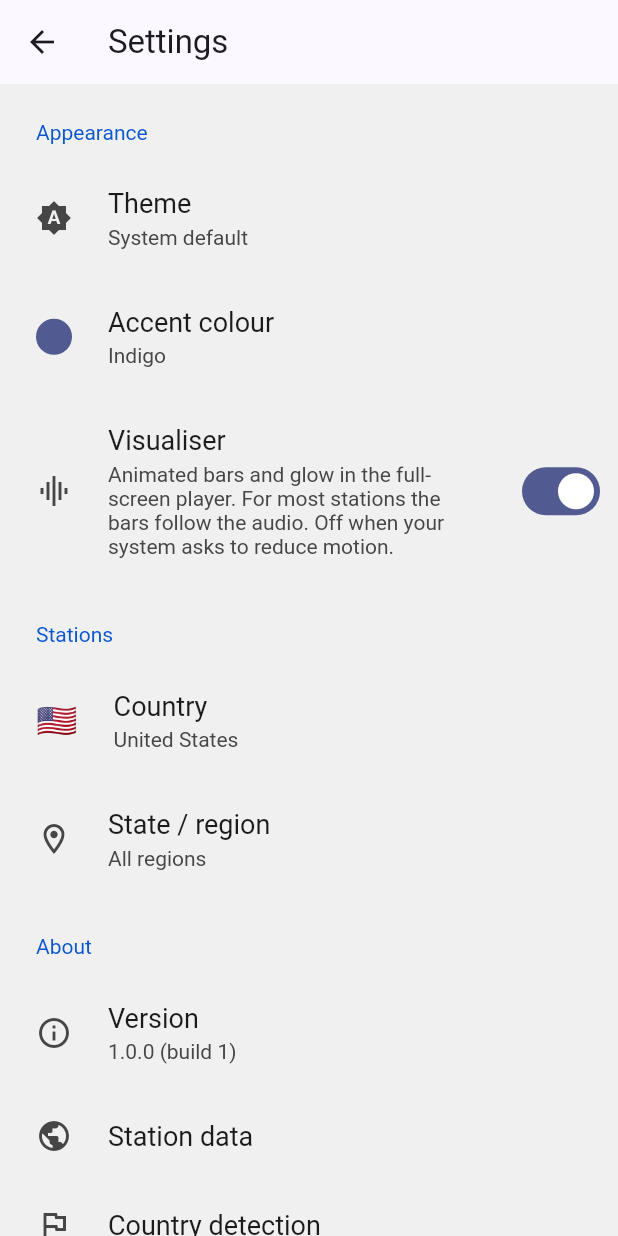
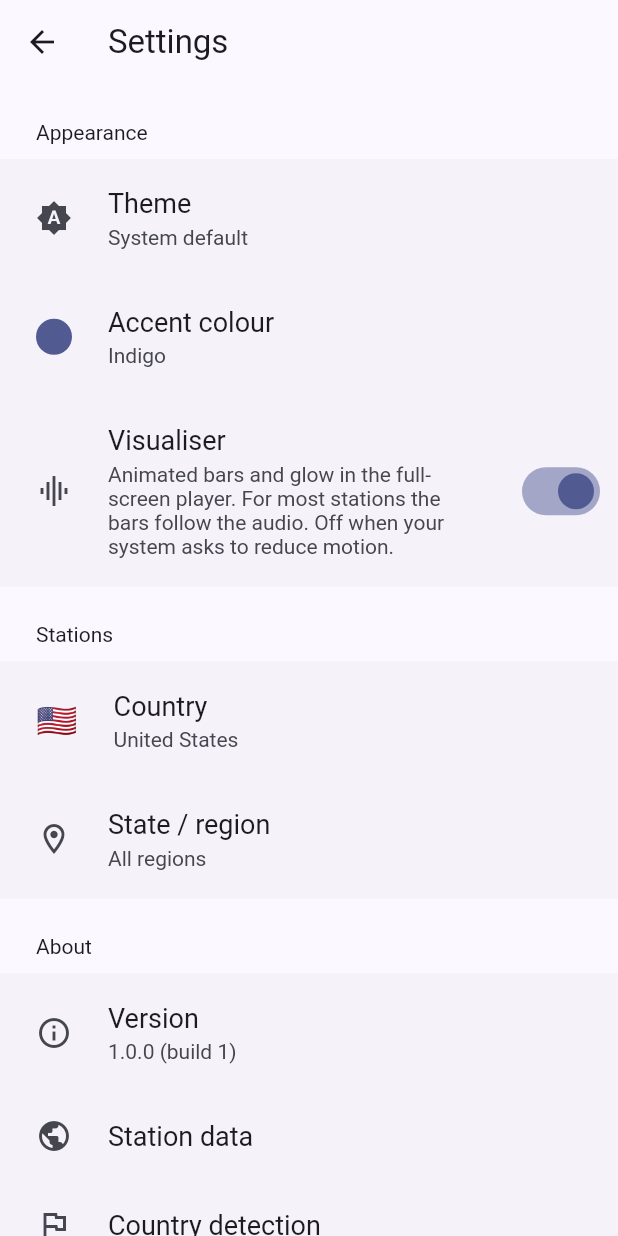
Before and after one commit to ashwin003/fluttery_radio, a Flutter app: the screen it shows after launch, after a tap on the "settings" icon, on a phone screen of 412 x 824 dp. Run offline on Flutter 3.47's test engine with Material 3 defaults, Android fonts, the phone set to English and light mode, and no system bars; drawn by our look-alikes of dynamic_color, settings_ui; our stand-ins replace audio_service, audioplayers, infinite_scroll_pagination, package_info_plus, shared_preferences; missing offline and left inert: flutter_soloud, radio_browser_flutter.

Commit message:
Fix settings dark mode, rewrite the README, raise platform minimums (#10)
- Settings: settings_ui 4 uses the standalone material_ui package, whose
  Theme is a different class from Flutter's, so it never saw the app
  theme and always drew light. ThemedSettingsList passes the brightness
  and the app's colours across explicitly; the visualiser switch uses
  the accent colour. Tests cover light and dark in the Android and
  GNOME styles.
- README: replace the Flutter template text with what the app does,
  requirements (including Linux packages), how playback works, project
  layout, tests and credits.
- Minimums: Android 9 (API 28), iOS 15, macOS 12 (current Flutter
  template values, above flutter_soloud's iOS 13 / macOS 10.15), and
  Windows 10/11 only in the manifest. Drop the stale MinimumOSVersion
  from AppFrameworkInfo.plist, as current Flutter does.

Co-authored-by: Claude Opus 5.5 <noreply@anthropic.com>

```diff
--- a/lib/screens/settings_screen.dart
+++ b/lib/screens/settings_screen.dart
@@ -6,6 +6,7 @@ import 'package:fluttery_radio/dialogs/location_pickers.dart';
 import 'package:fluttery_radio/dialogs/theme_selector_dialog.dart';
 import 'package:fluttery_radio/extensions/theme_extensions.dart';
 import 'package:fluttery_radio/models/accent_color.dart';
+import 'package:fluttery_radio/widgets/themed_settings_list.dart';
 import 'package:settings_ui/settings_ui.dart';
 import 'package:url_launcher/url_launcher.dart';
 
@@ -26,7 +27,7 @@ class SettingsScreen extends StatelessWidget {
           _settingsController,
           _settingsController.location,
         ]),
-        builder: (context, _) => SettingsList(
+        builder: (context, _) => ThemedSettingsList(
           sections: [
             SettingsSection(
               title: const Text('Appearance'),
@@ -182,6 +183,7 @@ class SettingsScreen extends StatelessWidget {
   SettingsTile _buildVisualizerSettingsTile(BuildContext context) {
     final reduceMotion = MediaQuery.disableAnimationsOf(context);
     return SettingsTile.switchTile(
+      activeSwitchColor: Theme.of(context).colorScheme.primary,
       leading: const Icon(Icons.graphic_eq),
       title: const Text('Visualiser'),
       description: const Text(
--- /dev/null
+++ b/lib/widgets/themed_settings_list.dart
@@ -0,0 +1,44 @@
+import 'package:flutter/material.dart';
+import 'package:settings_ui/settings_ui.dart';
+
+/// A [SettingsList] that follows the app's theme.
+///
+/// settings_ui 4 is built on the standalone `material_ui` package, whose
+/// `Theme` is a different class from Flutter's, so it can't see the app's
+/// [ThemeData]: on its own it always draws light, default-coloured tiles.
+/// This passes the brightness and colours across explicitly, so dark mode,
+/// the accent colour and the switch all match the rest of the app.
+class ThemedSettingsList extends StatelessWidget {
+  final List<AbstractSettingsSection> sections;
+  const ThemedSettingsList({super.key, required this.sections});
+
+  /// The app's [ColorScheme] as settings_ui colours.
+  static SettingsThemeData themeFor(ColorScheme scheme) {
+    final disabled = scheme.onSurface.withValues(alpha: 0.38);
+    return SettingsThemeData(
+      settingsListBackground: scheme.surface,
+      settingsSectionBackground: scheme.surfaceContainerLow,
+      titleTextColor: scheme.onSurface,
+      settingsTileTextColor: scheme.onSurface,
+      tileDescriptionTextColor: scheme.onSurfaceVariant,
+      trailingTextColor: scheme.onSurfaceVariant,
+      leadingIconsColor: scheme.onSurfaceVariant,
+      dividerColor: scheme.outlineVariant,
+      tileHighlightColor: scheme.onSurface.withValues(alpha: 0.08),
+      inactiveTitleColor: disabled,
+      inactiveSubtitleColor: disabled,
+    );
+  }
+
+  @override
+  Widget build(BuildContext context) {
+    final theme = Theme.of(context);
+    final colors = themeFor(theme.colorScheme);
+    return SettingsList(
+      brightness: theme.brightness,
+      lightTheme: colors,
+      darkTheme: colors,
+      sections: sections,
+    );
+  }
+}
```
Also changed, not shown: 7 other files.
